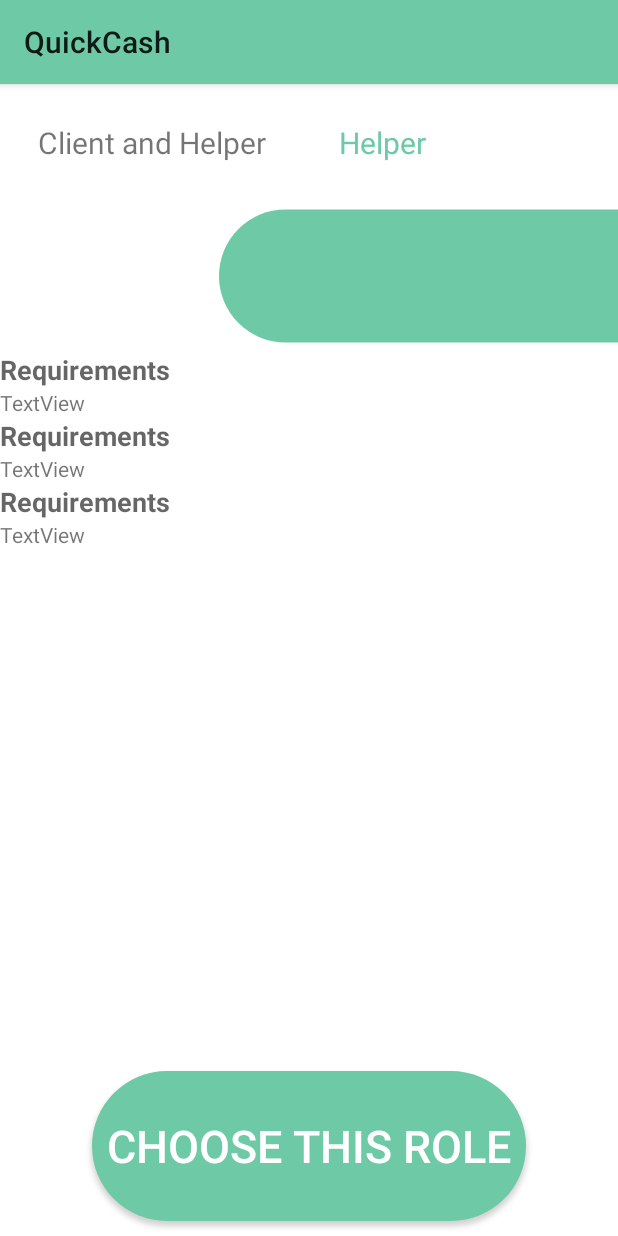
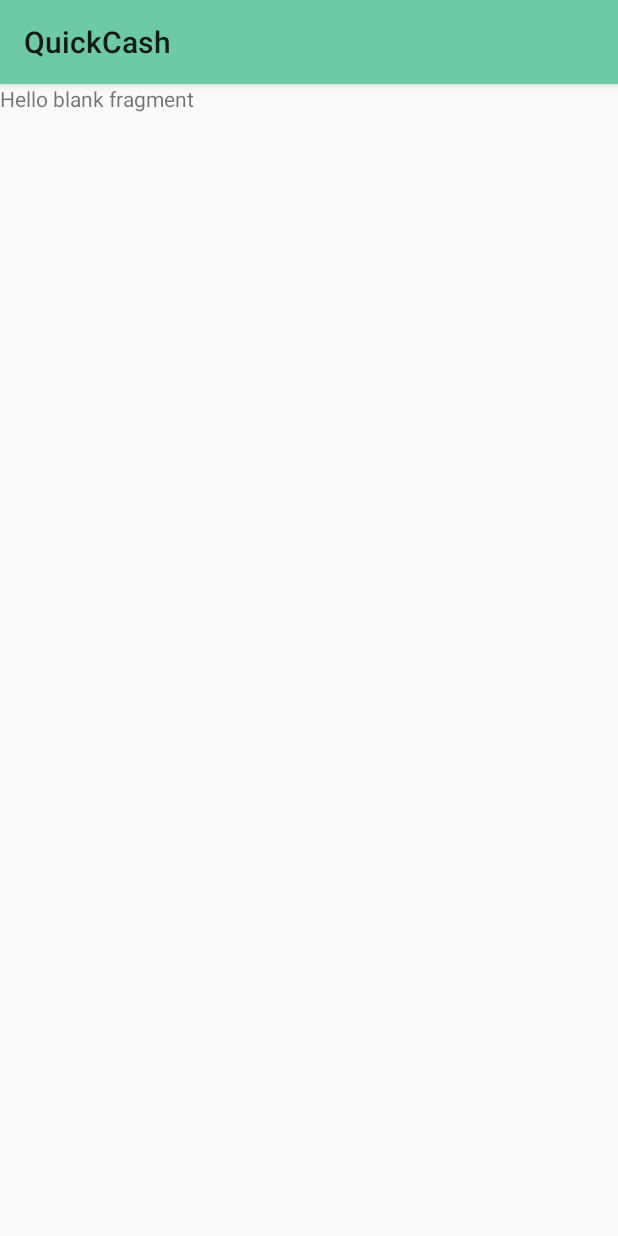
Before and after one commit to rachaelmarieahern/QuickCash, an Android app: the fragment HelperNotificationFragment shown on its own in the app's theme, on a phone screen of 412 x 824 dp. Run offline under Robolectric (Android 15) with nearby library versions, the phone set to English and light mode, and no system bars.

```diff
--- a/app/src/main/java/com/example/quickcash/Util/TaskAdapter.java
+++ b/app/src/main/java/com/example/quickcash/Util/TaskAdapter.java
@@ -8,7 +8,6 @@ import android.view.ViewGroup;
 import android.widget.TextView;
 import androidx.annotation.NonNull;
 import androidx.navigation.NavController;
-import androidx.navigation.Navigation;
 import androidx.recyclerview.widget.RecyclerView;
 
 import com.example.quickcash.Model.Task;
@@ -62,7 +61,7 @@ public class TaskAdapter extends FirebaseRecyclerAdapter<Task, TaskAdapter.TaskV
                 putString(R.string.START_DATE_KEY, currentTask.getStartDate().toString());
                 editor.putBoolean("URGENT", currentTask.isUrgent());
                 editor.apply();
-                navController.navigate(R.id.action_dashboardFragment_to_fragment_specific_task_view);
+                navController.navigate(R.id.helperDashboardToTaskDetail);
             }
         });
 
--- a/app/src/main/java/com/example/quickcash/View/UserTypeEmployeeFragment.java
+++ b/app/src/main/java/com/example/quickcash/View/HelperNotificationFragment.java
@@ -3,23 +3,19 @@ package com.example.quickcash.View;
 import android.os.Bundle;
 
 import androidx.fragment.app.Fragment;
-import androidx.navigation.NavDirections;
-import androidx.navigation.Navigation;
 
 import android.view.LayoutInflater;
 import android.view.View;
 import android.view.ViewGroup;
-import android.widget.Button;
-import android.widget.TextView;
 
 import com.example.quickcash.R;
 
 /**
  * A simple {@link Fragment} subclass.
- * Use the {@link UserTypeEmployeeFragment#newInstance} factory method to
+ * Use the {@link HelperNotificationFragment#newInstance} factory method to
  * create an instance of this fragment.
  */
-public class UserTypeEmployeeFragment extends Fragment {
+public class HelperNotificationFragment extends Fragment {
 
     // TODO: Rename parameter arguments, choose names that match
     // the fragment initialization parameters, e.g. ARG_ITEM_NUMBER
@@ -30,7 +26,7 @@ public class UserTypeEmployeeFragment extends Fragment {
     private String mParam1;
     private String mParam2;
 
-    public UserTypeEmployeeFragment() {
+    public HelperNotificationFragment() {
         // Required empty public constructor
     }
 
@@ -40,11 +36,11 @@ public class UserTypeEmployeeFragment extends Fragment {
      *
      * @param param1 Parameter 1.
      * @param param2 Parameter 2.
-     * @return A new instance of fragment UserTypeFragment.
+     * @return A new instance of fragment HelperNotificationFragment.
      */
     // TODO: Rename and change types and number of parameters
-    public static UserTypeEmployeeFragment newInstance(String param1, String param2) {
-        UserTypeEmployeeFragment fragment = new UserTypeEmployeeFragment();
+    public static HelperNotificationFragment newInstance(String param1, String param2) {
+        HelperNotificationFragment fragment = new HelperNotificationFragment();
         Bundle args = new Bundle();
         args.putString(ARG_PARAM1, param1);
         args.putString(ARG_PARAM2, param2);
@@ -65,12 +61,6 @@ public class UserTypeEmployeeFragment extends Fragment {
     public View onCreateView(LayoutInflater inflater, ViewGroup container,
                              Bundle savedInstanceState) {
         // Inflate the layout for this fragment
-        return inflater.inflate(R.layout.fragment_user_type_employee, container, false);
-    }
-
-    @Override
-    public void onViewCreated(View view, Bundle savedInstanceState){
-        super.onViewCreated(view, savedInstanceState);
-
+        return inflater.inflate(R.layout.fragment_helper_notification, container, false);
     }
 }
--- /dev/null
+++ b/app/src/main/res/layout/fragment_helper_notification.xml
@@ -0,0 +1,14 @@
+<?xml version="1.0" encoding="utf-8"?>
+<FrameLayout xmlns:android="http://schemas.android.com/apk/res/android"
+    xmlns:tools="http://schemas.android.com/tools"
+    android:layout_width="match_parent"
+    android:layout_height="match_parent"
+    tools:context=".View.HelperNotificationFragment">
+
+    <!-- TODO: Update blank fragment layout -->
+    <TextView
+        android:layout_width="match_parent"
+        android:layout_height="match_parent"
+        android:text="@string/hello_blank_fragment" />
+
+</FrameLayout>
--- a/app/src/main/res/layout/fragment_specific_task_view.xml
+++ b/app/src/main/res/layout/fragment_specific_task_view_helper.xml
@@ -14,7 +14,7 @@
         android:id="@+id/frameLayout"
         android:layout_width="match_parent"
         android:layout_height="match_parent"
-        tools:context=".View.SpecificTaskFragment">
+        tools:context=".View.HelperSpecificTaskFragment">
 
         <ImageView
             android:id="@+id/imageView3"
```
Also changed, not shown: app/src/main/java/com/example/quickcash/View/ClientInformationFragment.java (added, +72 -0 lines), app/src/main/java/com/example/quickcash/View/HelperDashboardFragment.java (renamed from app/src/main/java/com/example/quickcash/View/DashboardFragment.java, +3 -4 lines), app/src/main/java/com/example/quickcash/View/HelperInformationFragment.java (renamed from app/src/main/java/com/example/quickcash/View/UserTypeEmployerFragment.java, +9 -13 lines), app/src/main/java/com/example/quickcash/View/HelperSpecificTaskFragment.java (renamed from app/src/main/java/com/example/quickcash/View/SpecificTaskFragment.java, +3 -4 lines), app/src/main/res/navigation/nav_graph.xml (+74 -57 lines), app/src/main/res/layout/fragment_client_information.xml (renamed from app/src/main/res/layout/fragment_user_type_employer.xml), app/src/main/res/layout/fragment_helper_dashboard.xml (renamed from app/src/main/res/layout/fragment_dashboard.xml), app/src/main/res/layout/fragment_helper_information.xml (renamed from app/src/main/res/layout/fragment_user_type_employee.xml).
